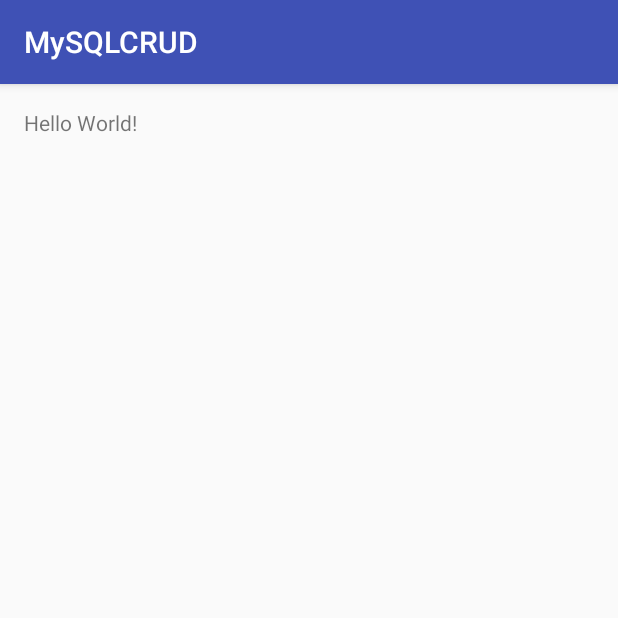
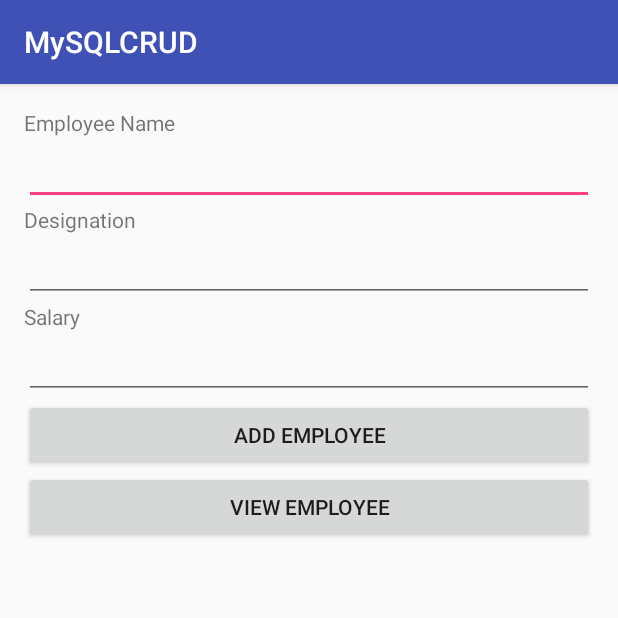
Before and after one commit to GalaWLDM/MySQLCRUD1, an Android app: the screen it shows after launch (MainActivity), on a phone screen of 412 x 824 dp, the top half of it. Run offline under Robolectric (Android 15) with nearby library versions, the phone set to English and light mode, and no system bars.

Commit message:
Initial commit

```diff
--- a/app/src/main/AndroidManifest.xml
+++ b/app/src/main/AndroidManifest.xml
@@ -17,6 +17,8 @@
                 <category android:name="android.intent.category.LAUNCHER" />
             </intent-filter>
         </activity>
+        <activity android:name=".ViewAllEmployee" />
+        <activity android:name=".ViewEmployee"></activity>
     </application>
 
 </manifest>
--- a/app/src/main/java/com/example/lds/mysqlcrud/MainActivity.java
+++ b/app/src/main/java/com/example/lds/mysqlcrud/MainActivity.java
@@ -1,13 +1,98 @@
 package com.example.lds.mysqlcrud;
 
+import android.app.ProgressDialog;
+import android.content.Intent;
+import android.os.AsyncTask;
 import android.support.v7.app.AppCompatActivity;
 import android.os.Bundle;
+import android.view.Menu;
+import android.view.MenuItem;
+import android.view.View;
+import android.widget.Button;
+import android.widget.EditText;
+import android.widget.Toast;
 
-public class MainActivity extends AppCompatActivity {
+import java.util.HashMap;
+
+public class MainActivity extends AppCompatActivity implements View.OnClickListener{
+
+    //Defining views
+    private EditText editTextName;
+    private EditText editTextDesg;
+    private EditText editTextSal;
+
+    private Button buttonAdd;
+    private Button buttonView;
 
     @Override
     protected void onCreate(Bundle savedInstanceState) {
         super.onCreate(savedInstanceState);
         setContentView(R.layout.activity_main);
+
+        //Initializing views
+        editTextName = (EditText) findViewById(R.id.editTextName);
+        editTextDesg = (EditText) findViewById(R.id.editTextDesg);
+        editTextSal = (EditText) findViewById(R.id.editTextSalary);
+
+        buttonAdd = (Button) findViewById(R.id.buttonAdd);
+        buttonView = (Button) findViewById(R.id.buttonView);
+
+        //Setting listeners to button
+        buttonAdd.setOnClickListener(this);
+        buttonView.setOnClickListener(this);
+    }
+
+
+    //Adding an employee
+    private void addEmployee(){
+
+        final String name = editTextName.getText().toString().trim();
+        final String desg = editTextDesg.getText().toString().trim();
+        final String sal = editTextSal.getText().toString().trim();
+
+        class AddEmployee extends AsyncTask<Void,Void,String>{
+
+            ProgressDialog loading;
+
+            @Override
+            protected void onPreExecute() {
+                super.onPreExecute();
+                loading = ProgressDialog.show(MainActivity.this,"Adding...","Wait...",false,false);
+            }
+
+            @Override
+            protected void onPostExecute(String s) {
+                super.onPostExecute(s);
+                loading.dismiss();
+                Toast.makeText(MainActivity.this,s,Toast.LENGTH_LONG).show();
+            }
+
+            @Override
+            protected String doInBackground(Void... v) {
+                HashMap<String,String> params = new HashMap<>();
+                params.put(Config.KEY_EMP_NAME,name);
+                params.put(Config.KEY_EMP_DESG,desg);
+                params.put(Config.KEY_EMP_SAL,sal);
+
+                RequestHandler rh = new RequestHandler();
+                String res = rh.sendPostRequest(Config.URL_ADD, params);
+                return res;
+            }
+        }
+
+        AddEmployee ae = new AddEmployee();
+        ae.execute();
+    }
+
+    @Override
+    public void onClick(View v) {
+        if(v == buttonAdd){
+            addEmployee();
+        }
+
+        if(v == buttonView){
+            startActivity(new Intent(this,ViewAllEmployee.class));
+        }
+
     }
 }
--- a/app/src/main/res/layout/activity_main.xml
+++ b/app/src/main/res/layout/activity_main.xml
@@ -1,17 +1,51 @@
-<?xml version="1.0" encoding="utf-8"?>
-<RelativeLayout xmlns:android="http://schemas.android.com/apk/res/android"
-    xmlns:tools="http://schemas.android.com/tools"
-    android:id="@+id/activity_main"
-    android:layout_width="match_parent"
-    android:layout_height="match_parent"
-    android:paddingBottom="@dimen/activity_vertical_margin"
-    android:paddingLeft="@dimen/activity_horizontal_margin"
+<LinearLayout xmlns:android="http://schemas.android.com/apk/res/android"
+    xmlns:tools="http://schemas.android.com/tools" android:layout_width="match_parent"
+    android:orientation="vertical"
+    android:layout_height="match_parent" android:paddingLeft="@dimen/activity_horizontal_margin"
     android:paddingRight="@dimen/activity_horizontal_margin"
     android:paddingTop="@dimen/activity_vertical_margin"
-    tools:context="com.example.lds.mysqlcrud.MainActivity">
+    android:paddingBottom="@dimen/activity_vertical_margin" tools:context=".MainActivity">
 
     <TextView
         android:layout_width="wrap_content"
         android:layout_height="wrap_content"
-        android:text="Hello World!" />
-</RelativeLayout>
+        android:text="Employee Name" />
+
+    <EditText
+        android:layout_width="match_parent"
+        android:layout_height="wrap_content"
+        android:id="@+id/editTextName" />
+
+    <TextView
+        android:layout_width="wrap_content"
+        android:layout_height="wrap_content"
+        android:text="Designation" />
+
+    <EditText
+        android:layout_width="match_parent"
+        android:layout_height="wrap_content"
+        android:id="@+id/editTextDesg" />
+
+    <TextView
+        android:layout_width="wrap_content"
+        android:layout_height="wrap_content"
+        android:text="Salary" />
+
+    <EditText
+        android:layout_width="match_parent"
+        android:layout_height="wrap_content"
+        android:id="@+id/editTextSalary" />
+
+    <Button
+        android:layout_width="match_parent"
+        android:layout_height="wrap_content"
+        android:text="Add Employee"
+        android:id="@+id/buttonAdd" />
+
+    <Button
+        android:layout_width="match_parent"
+        android:layout_height="wrap_content"
+        android:text="View Employee"
+        android:id="@+id/buttonView" />
+
+</LinearLayout>
--- /dev/null
+++ b/app/src/main/res/values-w820dp/ids.xml
@@ -0,0 +1,6 @@
+<?xml version="1.0" encoding="utf-8"?>
+<resources>
+    <item name="buttonDelete" type="id" />
+    <item name="buttonUpdate" type="id" />
+    <item name="editTextId" type="id" />
+</resources>
--- /dev/null
+++ b/app/src/main/res/values/ids.xml
@@ -0,0 +1,6 @@
+<?xml version="1.0" encoding="utf-8"?>
+<resources>
+    <item name="buttonDelete" type="id" />
+    <item name="buttonUpdate" type="id" />
+    <item name="editTextId" type="id" />
+</resources>
```
Also changed, not shown: app/src/main/java/com/example/lds/mysqlcrud/RequestHandler.java (added, +128 -0 lines), app/src/main/java/com/example/lds/mysqlcrud/ViewAllEmployee.java (added, +107 -0 lines), app/src/main/java/com/example/lds/mysqlcrud/ViewEmployee.java (added, +211 -0 lines), app/src/main/res/layout/activity_view_all_employee.xml (added, +17 -0 lines), app/src/main/res/layout/activity_view_employee.xml (added, +13 -0 lines), app/src/main/res/layout/list_item.xml (added, +16 -0 lines).
